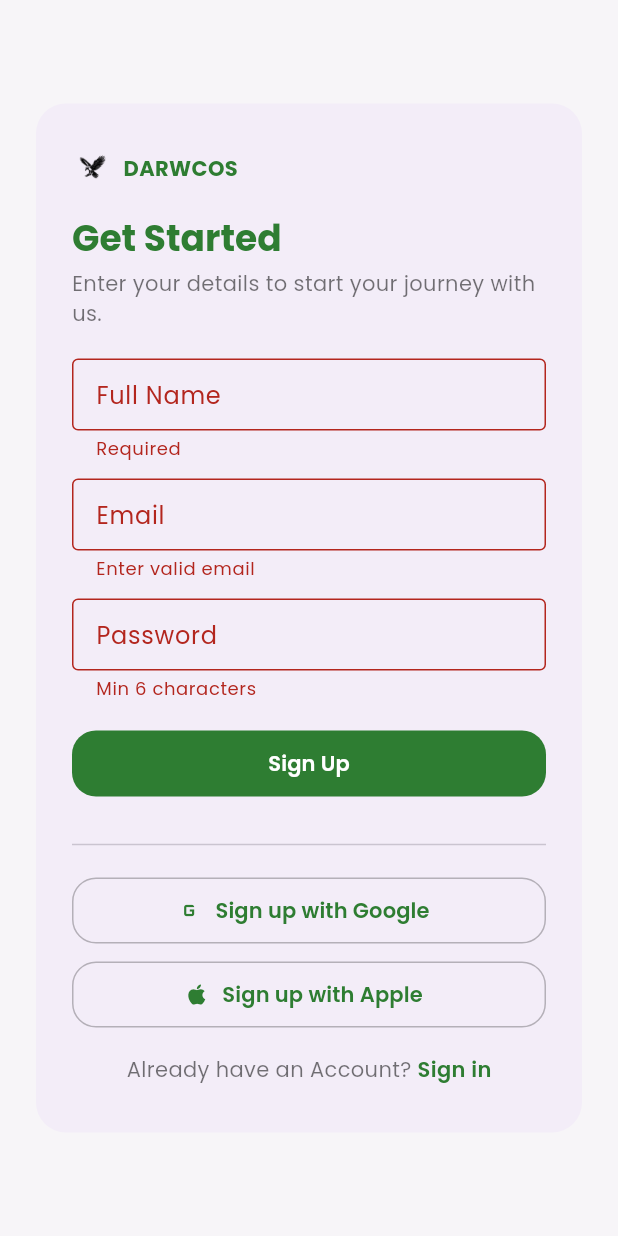
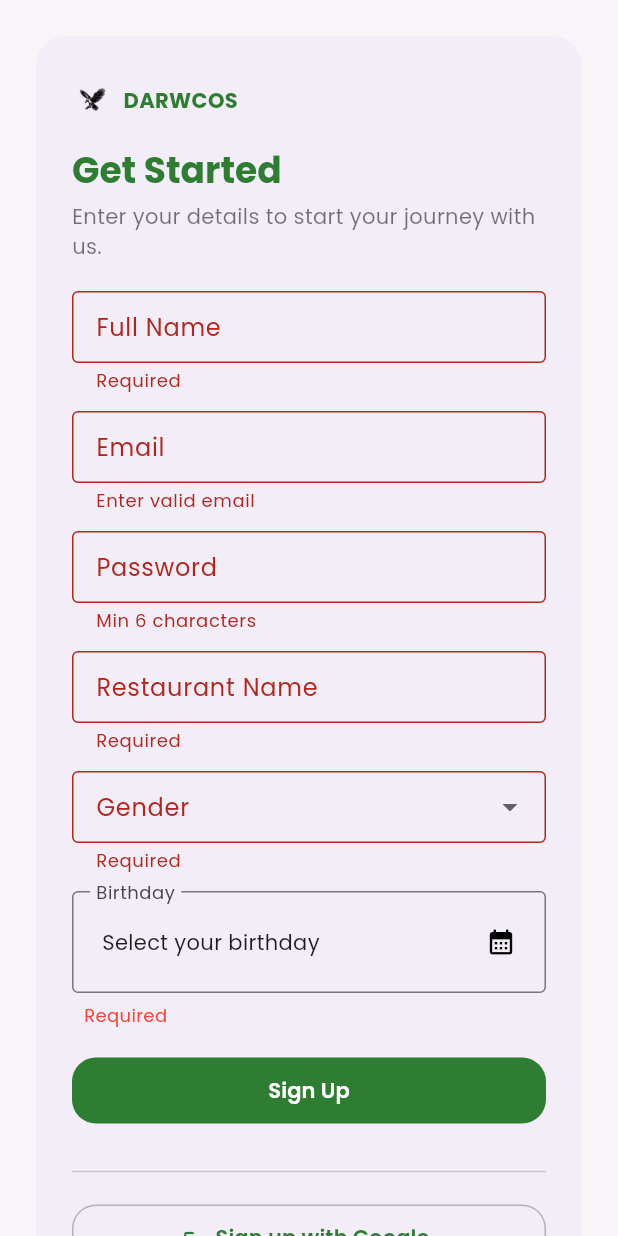
Before and after one commit to FrancisDeJesus/waste_app, a Flutter app: the SignUpScreen screen opened by its route, after a tap on "Sign Up", on a phone screen of 412 x 824 dp. Run offline on Flutter 3.47's test engine with Material 3 defaults, Android fonts, the phone set to English and light mode, and no system bars; our stand-ins replace cloud_firestore, go_router, google_fonts; accounts and stored records are empty.

Commit message:
Restaurant Name, Gender, Birthday

```diff
--- a/lib/features/auth/signup_screen.dart
+++ b/lib/features/auth/signup_screen.dart
@@ -1,3 +1,4 @@
+// lib/features/auth/signup_screen.dart
 import 'package:flutter/material.dart';
 import 'package:go_router/go_router.dart';
 import 'package:provider/provider.dart';
@@ -15,6 +16,11 @@ class _SignUpScreenState extends State<SignUpScreen> {
   final _name = TextEditingController();
   final _email = TextEditingController();
   final _pass = TextEditingController();
+  final _restaurant = TextEditingController();
+
+  String? _gender;
+  DateTime? _birthday;
+
   bool _busy = false;
 
   @override
@@ -22,17 +28,31 @@ class _SignUpScreenState extends State<SignUpScreen> {
     _name.dispose();
     _email.dispose();
     _pass.dispose();
+    _restaurant.dispose();
     super.dispose();
   }
 
-  @override
-  Widget build(BuildContext context) {
   InputDecoration deco(String label) => InputDecoration(
         labelText: label,
         border: const OutlineInputBorder(),
         isDense: true,
       );
 
+  Future<void> _pickBirthday() async {
+    final now = DateTime.now();
+    final picked = await showDatePicker(
+      context: context,
+      initialDate: DateTime(now.year - 18, now.month, now.day),
+      firstDate: DateTime(now.year - 80),
+      lastDate: DateTime(now.year - 10),
+    );
+    if (picked != null) {
+      setState(() => _birthday = picked);
+    }
+  }
+
+  @override
+  Widget build(BuildContext context) {
     return Scaffold(
       backgroundColor: const Color(0xFFF7F5F8),
       body: Center(
@@ -68,35 +88,91 @@ class _SignUpScreenState extends State<SignUpScreen> {
                           style: TextStyle(color: Colors.black54)),
 
                       const SizedBox(height: 20),
-                      TextFormField(controller: _name, decoration: deco('Full Name'),
+                      // Full Name
+                      TextFormField(
+                          controller: _name,
+                          decoration: deco('Full Name'),
                           validator: (v) => v!.isEmpty ? 'Required' : null),
                       const SizedBox(height: 12),
-                      TextFormField(controller: _email, decoration: deco('Email'),
+                      // Email
+                      TextFormField(
+                          controller: _email,
+                          decoration: deco('Email'),
                           validator: (v) => v!.contains('@') ? null : 'Enter valid email'),
                       const SizedBox(height: 12),
-                      TextFormField(controller: _pass, obscureText: true,
+                      // Password
+                      TextFormField(
+                          controller: _pass,
+                          obscureText: true,
                           decoration: deco('Password'),
                           validator: (v) => v!.length < 6 ? 'Min 6 characters' : null),
+                      const SizedBox(height: 12),
+                      // Restaurant Name
+                      TextFormField(
+                          controller: _restaurant,
+                          decoration: deco('Restaurant Name'),
+                          validator: (v) => v!.isEmpty ? 'Required' : null),
+                      const SizedBox(height: 12),
+                      // Gender dropdown
+                      DropdownButtonFormField<String>(
+                        value: _gender,
+                        decoration: deco('Gender'),
+                        items: const [
+                          DropdownMenuItem(value: 'Male', child: Text('Male')),
+                          DropdownMenuItem(value: 'Female', child: Text('Female')),
+                          DropdownMenuItem(value: 'Prefer not to say', child: Text('Prefer not to say')),
+                        ],
+                        onChanged: (v) => setState(() => _gender = v),
+                        validator: (v) => v == null ? 'Required' : null,
+                      ),
+                      const SizedBox(height: 12),
+                      // Birthday picker
+                      InputDecorator(
+                        decoration: deco('Birthday'),
+                        child: InkWell(
+                          onTap: _pickBirthday,
+                          child: Padding(
+                            padding: const EdgeInsets.symmetric(vertical: 12, horizontal: 4),
+                            child: Row(
+                              mainAxisAlignment: MainAxisAlignment.spaceBetween,
+                              children: [
+                                Text(_birthday == null
+                                    ? 'Select your birthday'
+                                    : '${_birthday!.year}-${_birthday!.month.toString().padLeft(2, '0')}-${_birthday!.day.toString().padLeft(2, '0')}'),
+                                const Icon(Icons.calendar_month, size: 20),
+                              ],
+                            ),
+                          ),
+                        ),
+                      ),
+                      if (_birthday == null)
+                        const Padding(
+                          padding: EdgeInsets.only(top: 6, left: 8),
+                          child: Text('Required', style: TextStyle(color: Colors.red, fontSize: 12)),
+                        ),
 
                       const SizedBox(height: 20),
+                      // Sign up button
                       SizedBox(
                         width: double.infinity,
                         height: 44,
                         child: FilledButton(
-                          onPressed: _busy ? null : () async {
-                            if (!_form.currentState!.validate()) return;
+                          onPressed: _busy
+                              ? null
+                              : () async {
+                                  if (!_form.currentState!.validate() || _birthday == null) return;
                                   setState(() => _busy = true);
 
-                            // save to app state so "Hello ___!" shows the real name
+                                  // save to app state
                                   context.read<AppState>().register(
                                         n: _name.text.trim(),
-                              r: '',        // (optional for now)
-                              a: '',        // (optional for now)
+                                        r: _restaurant.text.trim(),
+                                        a: '', // optional for now
                                       );
 
                                   await Future.delayed(const Duration(milliseconds: 400)); // demo delay
                                   if (!mounted) return;
-                            context.go('/dashboard'); // land on the User dashboard
+                                  context.go('/dashboard');
                                 },
                           child: _busy
                               ? const CircularProgressIndicator()
@@ -119,7 +195,7 @@ class _SignUpScreenState extends State<SignUpScreen> {
                           const Text('Already have an Account? ',
                               style: TextStyle(color: Colors.black54)),
                           InkWell(
-                            onTap: () => context.go('/signin'), // go to SignIn
+                            onTap: () => context.go('/signin'),
                             child: const Text('Sign in',
                                 style: TextStyle(fontWeight: FontWeight.w600, color: Color(0xFF2E7D32))),
                           ),
```
Lines whose indentation alone changed are shown as unchanged.
